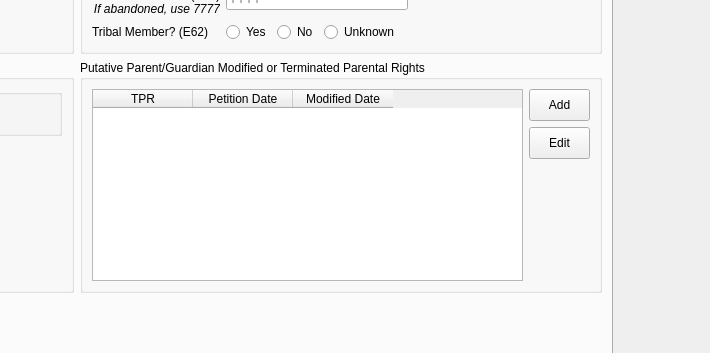
Above: ui/ui_childform.ui from zstamper/AFCARS-AXE before the change; both pictures show x 470 to 1180 and y 350 to 703 of the 1180 by 837 pixel window. Below: the same form after it.
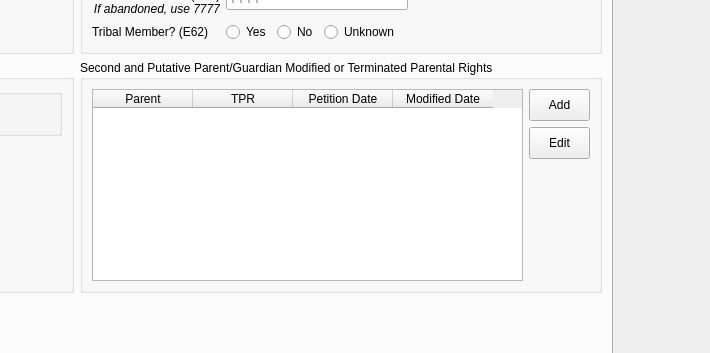
That is the form after the change. The open tabs and pages were chosen to show the change.

Commit message: Issue 13 - added distinction between 2nd and putative parents

```diff
--- a/ui/ui_childform.ui
+++ b/ui/ui_childform.ui
@@ -2112,7 +2112,7 @@
            <item row="1" column="1">
             <widget class="QGroupBox" name="parent2_tpr_group_box">
              <property name="title">
-              <string>Putative Parent/Guardian Modified or Terminated Parental Rights</string>
+              <string>Second and Putative Parent/Guardian Modified or Terminated Parental Rights</string>
              </property>
              <layout class="QHBoxLayout" name="horizontalLayout_10">
               <item>
@@ -2135,6 +2135,11 @@
                 <attribute name="verticalHeaderVisible">
                  <bool>false</bool>
                 </attribute>
+                <column>
+                 <property name="text">
+                  <string>Parent</string>
+                 </property>
+                </column>
                 <column>
                  <property name="text">
                   <string>TPR</string>
```
Left out of the diff: 22 changed lines with no effect on the pictures. The commit also changes 7 other files.
